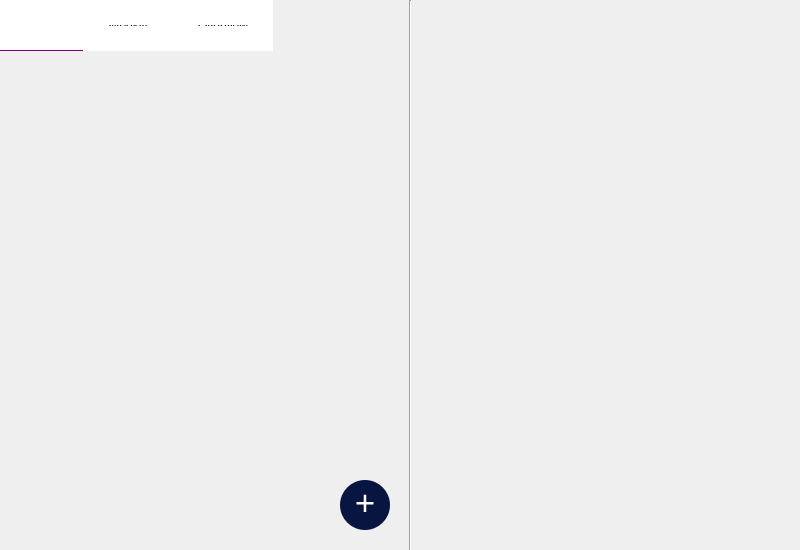
Qt form ui/home.ui (teokafor/simple-goals) before a commit.
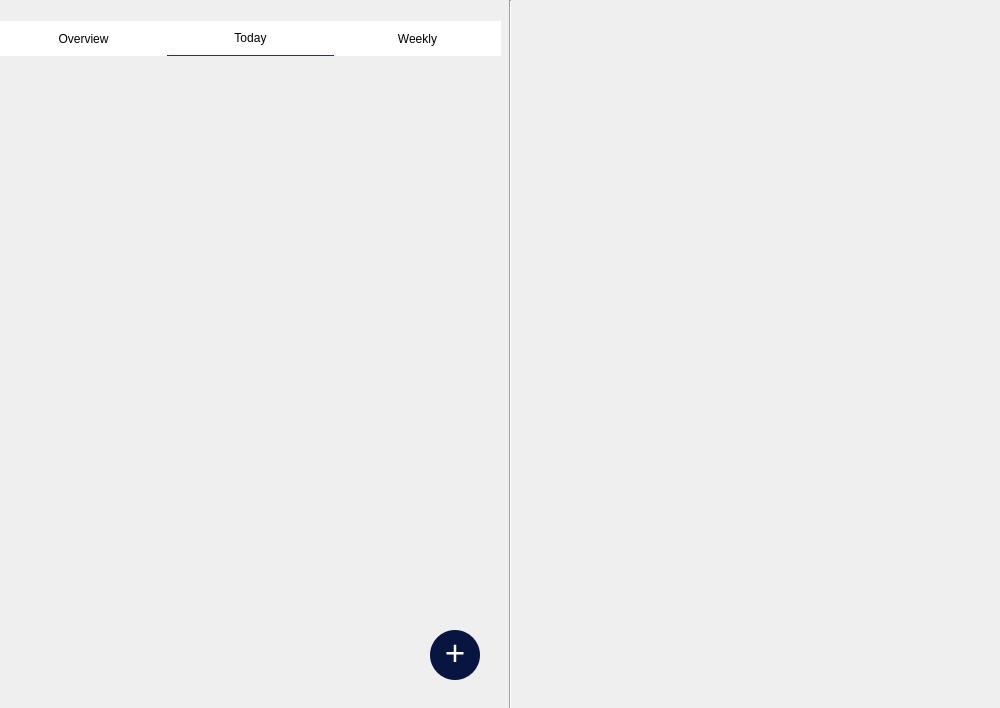
The same form after that commit.

Commit message: make window bigger

The edit to the form file:
```diff
--- a/ui/home.ui
+++ b/ui/home.ui
@@ -6,8 +6,8 @@
    <rect>
     <x>0</x>
     <y>0</y>
-    <width>800</width>
-    <height>550</height>
+    <width>1000</width>
+    <height>708</height>
    </rect>
   </property>
   <property name="windowTitle">
@@ -20,10 +20,10 @@
    <widget class="Line" name="line">
     <property name="geometry">
      <rect>
-      <x>400</x>
+      <x>500</x>
       <y>0</y>
       <width>20</width>
-      <height>561</height>
+      <height>711</height>
      </rect>
     </property>
     <property name="orientation">
@@ -33,8 +33,8 @@
    <widget class="QPushButton" name="newGoal">
     <property name="geometry">
      <rect>
-      <x>340</x>
-      <y>480</y>
+      <x>430</x>
+      <y>630</y>
       <width>50</width>
       <height>50</height>
      </rect>
@@ -63,8 +63,8 @@
      <rect>
       <x>0</x>
       <y>0</y>
-      <width>801</width>
-      <height>51</height>
+      <width>1001</width>
+      <height>77</height>
      </rect>
     </property>
     <layout class="QHBoxLayout" name="horizontalLayout">
@@ -72,6 +72,29 @@
       <number>0</number>
      </property>
      <item>
+      <layout class="QHBoxLayout" name="expandLeft" stretch="1,1,1">
+       <property name="spacing">
+        <number>0</number>
+       </property>
+       <item>
+        <widget class="QPushButton" name="overviewButton">
+         <property name="minimumSize">
+          <size>
+           <width>0</width>
+           <height>35</height>
+          </size>
+         </property>
+         <property name="styleSheet">
+          <string notr="true">background-color: white;
+border: none;
+padding: 10px;</string>
+         </property>
+         <property name="text">
+          <string>Overview</string>
+         </property>
+        </widget>
+       </item>
+       <item>
       <widget class="QPushButton" name="todayButton">
        <property name="minimumSize">
         <size>
@@ -82,7 +105,7 @@
        <property name="styleSheet">
         <string notr="true">background-color: white;
 border: none;
-padding: 25px;
+padding: 10px;
 border-bottom: 1px solid purple;</string>
        </property>
        <property name="text">
@@ -104,30 +127,14 @@
        <property name="styleSheet">
         <string notr="true">background-color: white;
 border: none;
-padding: 25px;</string>
+padding: 10px;</string>
        </property>
        <property name="text">
         <string>Weekly</string>
        </property>
       </widget>
      </item>
-     <item>
-      <widget class="QPushButton" name="overviewButton">
-       <property name="minimumSize">
-        <size>
-         <width>0</width>
-         <height>35</height>
-        </size>
-       </property>
-       <property name="styleSheet">
-        <string notr="true">background-color: white;
-border: none;
-padding: 25px;</string>
-       </property>
-       <property name="text">
-        <string>Overview</string>
-       </property>
-      </widget>
+      </layout>
      </item>
      <item>
       <spacer name="horizontalSpacer">
@@ -149,8 +156,8 @@
      <rect>
       <x>30</x>
       <y>70</y>
-      <width>351</width>
-      <height>351</height>
+      <width>451</width>
+      <height>531</height>
      </rect>
     </property>
     <layout class="QVBoxLayout" name="goals"/>
@@ -158,9 +165,9 @@
    <widget class="QWidget" name="verticalLayoutWidget_2">
     <property name="geometry">
      <rect>
-      <x>440</x>
-      <y>70</y>
-      <width>331</width>
+      <x>540</x>
+      <y>80</y>
+      <width>431</width>
       <height>131</height>
      </rect>
     </property>
@@ -169,9 +176,9 @@
    <widget class="QWidget" name="verticalLayoutWidget_3">
     <property name="geometry">
      <rect>
-      <x>440</x>
-      <y>230</y>
-      <width>331</width>
+      <x>540</x>
+      <y>220</y>
+      <width>431</width>
       <height>191</height>
      </rect>
     </property>
```
Lines whose indentation alone changed are shown as unchanged. The commit also changes 2 other files.
